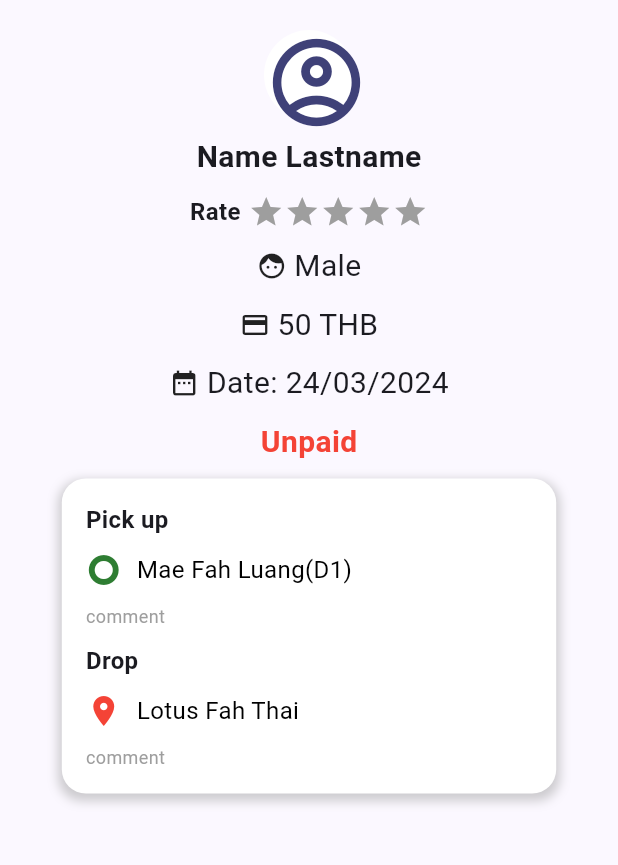
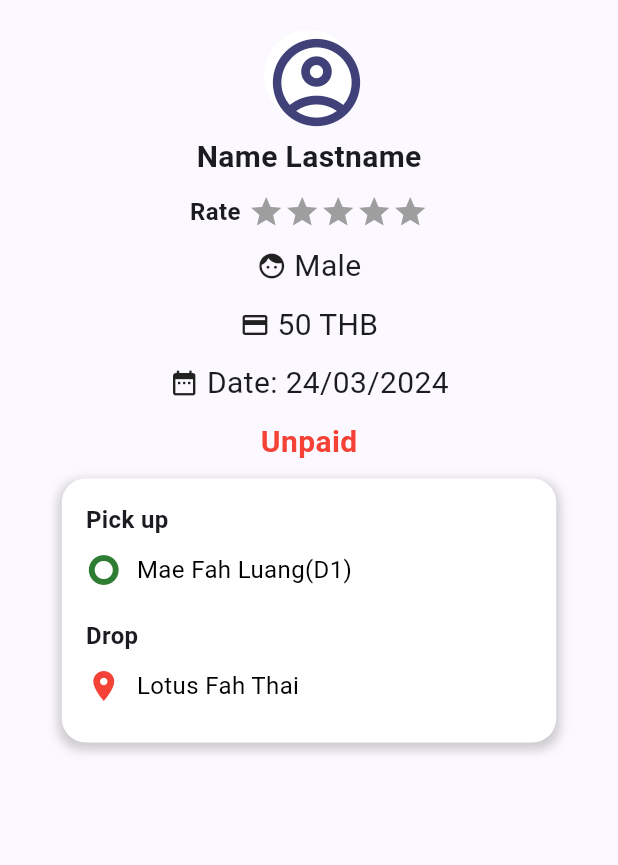
Before and after one commit to RELIEFCOSPLAY/GOTWO_APP, a Flutter app: the GotwoSuccessUnpaid screen opened directly, on a phone screen of 412 x 824 dp, the part 84-949 px from its top. Run offline on Flutter 3.47's test engine with Material 3 defaults, Android fonts, the phone set to English and light mode, and no system bars; our stand-ins replace flutter_secure_storage, image_picker, lorem_ipsum, shared_preferences; accounts and stored records are empty; network calls fail.

Commit message:
Update gotwo_success_unpaid.dart

```diff
--- a/lib/Page_n/gotwo_success_unpaid.dart
+++ b/lib/Page_n/gotwo_success_unpaid.dart
@@ -130,10 +130,6 @@ class _GotwoSuccessUnpaid extends State<GotwoSuccessUnpaid> {
               ],
             ),
             const SizedBox(height: 10),
-            const Text(
-              "comment",
-              style: TextStyle(fontSize: 12, color: Colors.grey),
-            ),
             const SizedBox(height: 10),
             const Text(
               "Drop",
@@ -153,10 +149,6 @@ class _GotwoSuccessUnpaid extends State<GotwoSuccessUnpaid> {
               ],
             ),
             const SizedBox(height: 10),
-            const Text(
-              "comment",
-              style: TextStyle(fontSize: 12, color: Colors.grey),
-            ),
           ],
         ),
       ),
```
